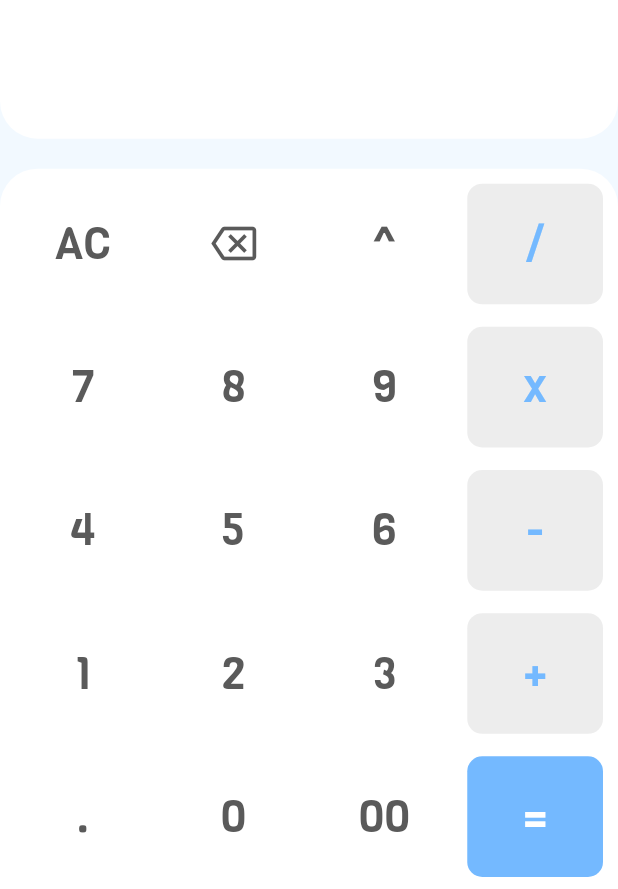
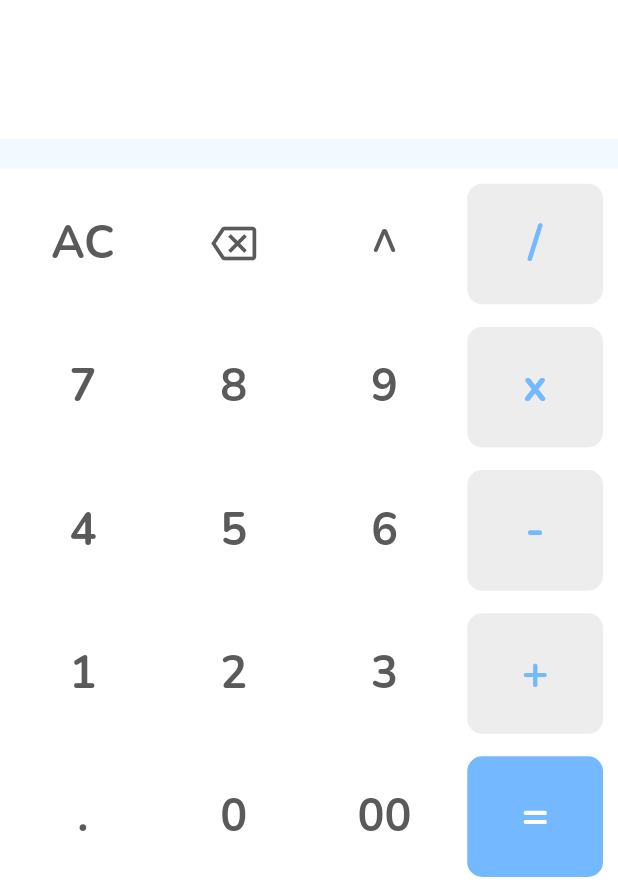
Before and after one commit to avirallakhanpaul/calculator_flutter_app, a Flutter app: the screen it shows after launch, after a tap on the "attach money" icon, after a tap on the "calculate" icon, on a phone screen of 412 x 824 dp. Shown: the part 344-1233 px from the top of the screen. Run offline on Flutter 3.47's test engine with Material 2 defaults, Android fonts, the phone set to English and light mode, and no system bars; our stand-ins replace flutter_svg, math_expressions, shared_preferences; network calls fail.

Commit message:
Fixed some Issues, Replaced FontFamily & Small UI Change

```diff
--- a/lib/main.dart
+++ b/lib/main.dart
@@ -40,20 +40,7 @@ class MyApp extends StatelessWidget {
       ],
       child: MaterialApp(
         theme: ThemeData(
-          fontFamily: "Viga",
-          textTheme: TextTheme(
-            bodyText1: TextStyle(
-              fontSize: 42,
-              // color: themeProvider.isDarkTheme
-              // ? darkSecondaryGrey
-              // : lightSecondaryBlack,
-            ),
-            bodyText2: TextStyle(
-              // color: themeProvider.isDarkTheme
-              // ? darkPrimaryBlue
-              // : lightPrimaryBlue,
-            ),
-          ),
+          fontFamily: "Nunito",
         ),
         debugShowCheckedModeBanner: false,
         routes: {
--- a/lib/screens/calculator/buttons/button.dart
+++ b/lib/screens/calculator/buttons/button.dart
@@ -25,8 +25,6 @@ class Button extends StatelessWidget {
   @override
   Widget build(BuildContext context) {
 
-  final textTheme = Theme.of(context).textTheme;
-
     return TextButton(
       style: TextButton.styleFrom(
         padding: EdgeInsets.all(0.0),
@@ -45,9 +43,11 @@ class Button extends StatelessWidget {
         ? btnIcon
         : Text(
           btnText,
-          style: textTheme.bodyText1.copyWith(
+          style: TextStyle(
+            fontFamily: "Nunito",
+            fontSize: btnTextSize,
+            fontWeight: FontWeight.w700,
             color: btnTextColor,
-            fontSize: btnTextSize,
           ),
           textAlign: TextAlign.center,
         ),
--- a/lib/screens/calculator/calculator_screen.dart
+++ b/lib/screens/calculator/calculator_screen.dart
@@ -113,8 +113,8 @@ class CalculatorScreen extends StatelessWidget {
                     ? darkAppBackgroundBlack
                     : lightAppBackgroundWhite,
                     borderRadius: BorderRadius.only(
-                      bottomLeft: Radius.circular(25),
-                      bottomRight: Radius.circular(25),
+                      // bottomLeft: Radius.circular(25),
+                      // bottomRight: Radius.circular(25),
                     ),
                   ),
                   child: Result(),
@@ -130,8 +130,8 @@ class CalculatorScreen extends StatelessWidget {
                   ? darkAppBackgroundBlack
                   : lightAppBackgroundWhite,
                   borderRadius: BorderRadius.only(
-                    topLeft: Radius.circular(25),
-                    topRight: Radius.circular(25),
+                    // topLeft: Radius.circular(25),
+                    // topRight: Radius.circular(25),
                   ),
                 ),
                 child: ButtonsGrid(),
--- a/lib/screens/calculator/result_window/result.dart
+++ b/lib/screens/calculator/result_window/result.dart
@@ -32,7 +32,7 @@ class _ResultState extends State<Result> {
           Text(
             calcProvider.question,
             style: TextStyle(
-              fontSize: 32,
+              fontSize: 36,
               color: themeProvider.isDarkTheme
               ? darkSecondaryGrey
               : lightSecondaryBlack,
@@ -43,6 +43,7 @@ class _ResultState extends State<Result> {
           : Text(
             calcProvider.answer,
             style: TextStyle(
+              fontWeight: FontWeight.w700,
               fontSize: 42,
               color: lightPrimaryBlue,
             ),
--- a/lib/screens/currency_converter/common/currency_input.dart
+++ b/lib/screens/currency_converter/common/currency_input.dart
@@ -54,10 +54,6 @@ class _CurrencyInputState extends State<CurrencyInput> {
     } else if(themeProvider.isDarkTheme && widget.isDesiredCurr) {
       borderColor = Colors.white;
     }
-
-    // if(selectedCountry.flagUrl == null && widget.isFromCountry) {
-    //   selectedCountry.flagUrl = "https://www.countryflags.io/us/flat/64.png";
-    // }
 
     return Column(
       mainAxisSize: MainAxisSize.min,
@@ -135,7 +131,7 @@ class _CurrencyInputState extends State<CurrencyInput> {
                   if(widget.isDesiredCurr) {
                     _currencyTextController.text = currCalc.value;
                   } else {
-                    _currencyTextController.text = currCalc.fromVal;
+                    // _currencyTextController.text = currCalc.fromVal;
                   }
                   return Expanded(
                     child: TextField(
@@ -155,8 +151,8 @@ class _CurrencyInputState extends State<CurrencyInput> {
                       maxLines: 1,
                       showCursor: true,
                       style: TextStyle(
-                        fontFamily: "Viga",
                         fontSize: 48,
+                        fontWeight: FontWeight.w700,
                         color: textColor,
                       ),
                       decoration: InputDecoration(
--- a/lib/screens/currency_converter/currency_converter_screen.dart
+++ b/lib/screens/currency_converter/currency_converter_screen.dart
@@ -151,8 +151,8 @@ class _CurrencyConverterScreenState extends State<CurrencyConverterScreen> {
                           ? darkAppBackgroundBlack
                           : lightAppBackgroundWhite,
                           borderRadius: BorderRadius.only(
-                            bottomLeft: Radius.circular(25),
-                            bottomRight: Radius.circular(25),
+                            // bottomLeft: Radius.circular(25),
+                            // bottomRight: Radius.circular(25),
                           ),
                         ),
                         child: CurrencyInput(
@@ -167,8 +167,8 @@ class _CurrencyConverterScreenState extends State<CurrencyConverterScreen> {
                         decoration: BoxDecoration(
                           color: containerColor,
                           borderRadius: BorderRadius.only(
-                            topLeft: Radius.circular(25),
-                            topRight: Radius.circular(25),
+                            // topLeft: Radius.circular(25),
+                            // topRight: Radius.circular(25),
                           ),
                         ),
                         child: CurrencyInput(
```
Also changed, not shown: lib/screens/country_list/country_list_screen.dart (+11 -6 lines), pubspec.yaml (+7 -2 lines), assets/fonts/Nunito-Bold.ttf (added), assets/fonts/Nunito-Regular.ttf (added), assets/fonts/Nunito-SemiBold.ttf (added), 1 other file.
